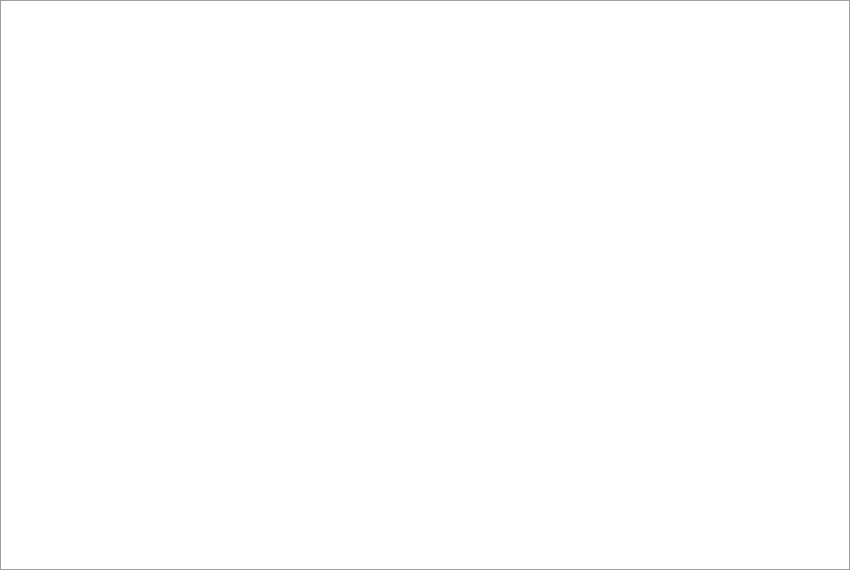
Before: the Qt Designer form netmanager/errrecord.ui in zhangjiacheng1991/netmanager, drawn with Qt 5.
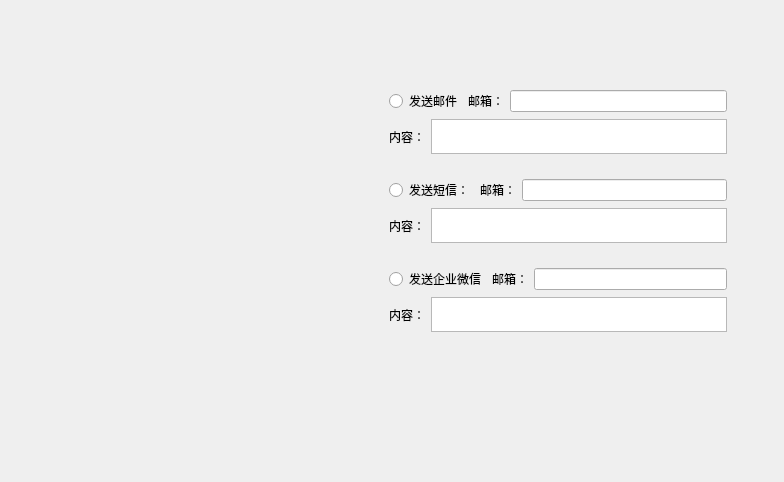
After: the same form once the commit is applied.

```diff
--- a/netmanager/errrecord.ui
+++ b/netmanager/errrecord.ui
@@ -6,8 +6,8 @@
    <rect>
     <x>0</x>
     <y>0</y>
-    <width>851</width>
-    <height>571</height>
+    <width>784</width>
+    <height>482</height>
    </rect>
   </property>
   <property name="sizePolicy">
@@ -19,18 +19,181 @@
   <property name="windowTitle">
    <string>Form</string>
   </property>
-  <widget class="QListView" name="listView">
+  <widget class="QWidget" name="">
    <property name="geometry">
     <rect>
-     <x>0</x>
-     <y>0</y>
-     <width>851</width>
-     <height>571</height>
+     <x>380</x>
+     <y>80</y>
+     <width>356</width>
+     <height>261</height>
     </rect>
    </property>
-   <property name="frameShape">
-    <enum>QFrame::Box</enum>
-   </property>
+   <layout class="QGridLayout" name="gridLayout_4">
+    <item row="1" column="0">
+     <widget class="QFrame" name="frame_2">
+      <property name="frameShape">
+       <enum>QFrame::NoFrame</enum>
+      </property>
+      <property name="frameShadow">
+       <enum>QFrame::Raised</enum>
+      </property>
+      <layout class="QGridLayout" name="gridLayout_2">
+       <item row="0" column="0">
+        <widget class="QRadioButton" name="radioButton_2">
+         <property name="font">
+          <font>
+           <pointsize>9</pointsize>
+          </font>
+         </property>
+         <property name="text">
+          <string>发送短信：</string>
+         </property>
+        </widget>
+       </item>
+       <item row="0" column="1">
+        <layout class="QHBoxLayout" name="horizontalLayout_3">
+         <item>
+          <widget class="QLabel" name="label_3">
+           <property name="text">
+            <string>邮箱：</string>
+           </property>
+          </widget>
+         </item>
+         <item>
+          <widget class="QLineEdit" name="lineEdit_2"/>
+         </item>
+        </layout>
+       </item>
+       <item row="1" column="0" colspan="2">
+        <layout class="QHBoxLayout" name="horizontalLayout_4">
+         <item>
+          <widget class="QLabel" name="label_4">
+           <property name="text">
+            <string>内容：</string>
+           </property>
+          </widget>
+         </item>
+         <item>
+          <widget class="QTextEdit" name="textEdit_2"/>
+         </item>
+        </layout>
+       </item>
+      </layout>
+     </widget>
+    </item>
+    <item row="2" column="0">
+     <widget class="QFrame" name="frame_3">
+      <property name="frameShape">
+       <enum>QFrame::NoFrame</enum>
+      </property>
+      <property name="frameShadow">
+       <enum>QFrame::Raised</enum>
+      </property>
+      <layout class="QGridLayout" name="gridLayout_3">
+       <item row="0" column="0">
+        <widget class="QRadioButton" name="radioButton_3">
+         <property name="font">
+          <font>
+           <pointsize>9</pointsize>
+          </font>
+         </property>
+         <property name="text">
+          <string>发送企业微信</string>
+         </property>
+        </widget>
+       </item>
+       <item row="0" column="1">
+        <layout class="QHBoxLayout" name="horizontalLayout_5">
+         <item>
+          <widget class="QLabel" name="label_5">
+           <property name="text">
+            <string>邮箱：</string>
+           </property>
+          </widget>
+         </item>
+         <item>
+          <widget class="QLineEdit" name="lineEdit_3"/>
+         </item>
+        </layout>
+       </item>
+       <item row="1" column="0" colspan="2">
+        <layout class="QHBoxLayout" name="horizontalLayout_6">
+         <item>
+          <widget class="QLabel" name="label_6">
+           <property name="text">
+            <string>内容：</string>
+           </property>
+          </widget>
+         </item>
+         <item>
+          <widget class="QTextEdit" name="textEdit_3"/>
+         </item>
+        </layout>
+       </item>
+      </layout>
+     </widget>
+    </item>
+    <item row="0" column="0">
+     <widget class="QFrame" name="frame">
+      <property name="frameShape">
+       <enum>QFrame::NoFrame</enum>
+      </property>
+      <property name="frameShadow">
+       <enum>QFrame::Raised</enum>
+      </property>
+      <layout class="QGridLayout" name="gridLayout">
+       <item row="0" column="0">
+        <widget class="QRadioButton" name="radioButton">
+         <property name="font">
+          <font>
+           <pointsize>9</pointsize>
+          </font>
+         </property>
+         <property name="text">
+          <string>发送邮件</string>
+         </property>
+        </widget>
+       </item>
+       <item row="0" column="1">
+        <layout class="QHBoxLayout" name="horizontalLayout">
+         <item>
+          <widget class="QLabel" name="label">
+           <property name="text">
+            <string>邮箱：</string>
+           </property>
+          </widget>
+         </item>
+         <item>
+          <widget class="QLineEdit" name="lineEdit"/>
+         </item>
+        </layout>
+       </item>
+       <item row="1" column="0" colspan="2">
+        <layout class="QHBoxLayout" name="horizontalLayout_2">
+         <item>
+          <widget class="QLabel" name="label_2">
+           <property name="text">
+            <string>内容：</string>
+           </property>
+          </widget>
+         </item>
+         <item>
+          <widget class="QTextEdit" name="textEdit"/>
+         </item>
+        </layout>
+       </item>
+      </layout>
+      <zorder>radioButton</zorder>
+      <zorder>label</zorder>
+      <zorder>lineEdit</zorder>
+      <zorder>label_2</zorder>
+      <zorder>listView</zorder>
+      <zorder>listView</zorder>
+      <zorder></zorder>
+      <zorder>textEdit</zorder>
+     </widget>
+    </item>
+   </layout>
   </widget>
  </widget>
  <resources/>
```
